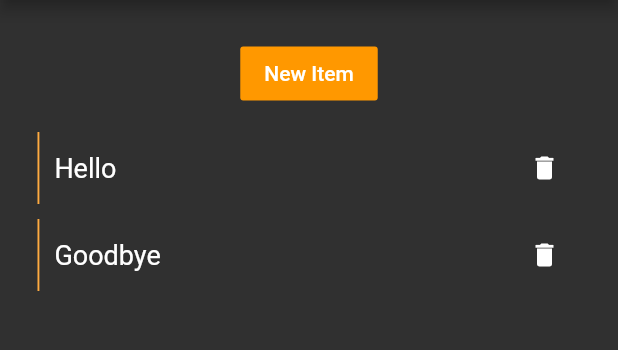
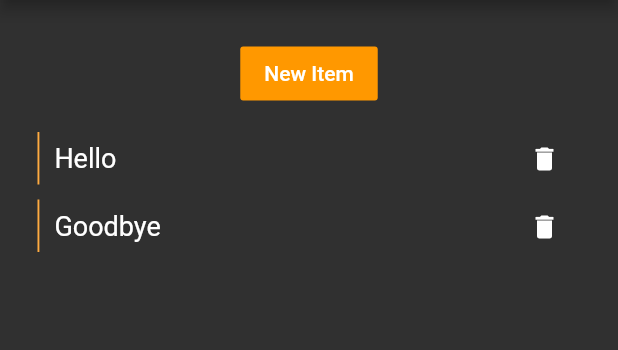
Before and after one commit to jaq-the-cat/ezlist, a Flutter app: the screen it shows after launch, on a phone screen of 412 x 824 dp, the part 84-434 px from its top. Run offline on Flutter 3.47's test engine with Material 2 defaults, Android fonts, the phone set to English and light mode, and no system bars.

Commit message:
decrease size

```diff
--- a/lib/mainpage.dart
+++ b/lib/mainpage.dart
@@ -56,6 +56,7 @@ class ListWItem extends StatelessWidget {
     @override
     Widget build(BuildContext context) {
         return Container(
+            height: 35,
             padding: EdgeInsets.only(left: 10),
             child: Row(
                 mainAxisAlignment: MainAxisAlignment.spaceBetween,
```
